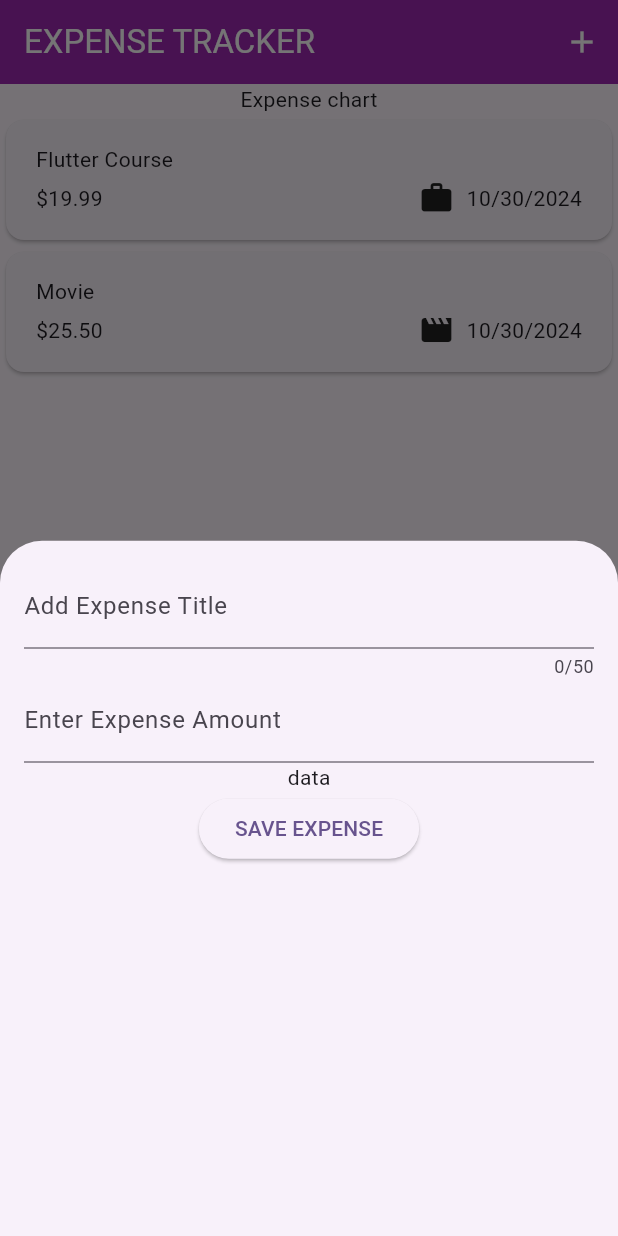
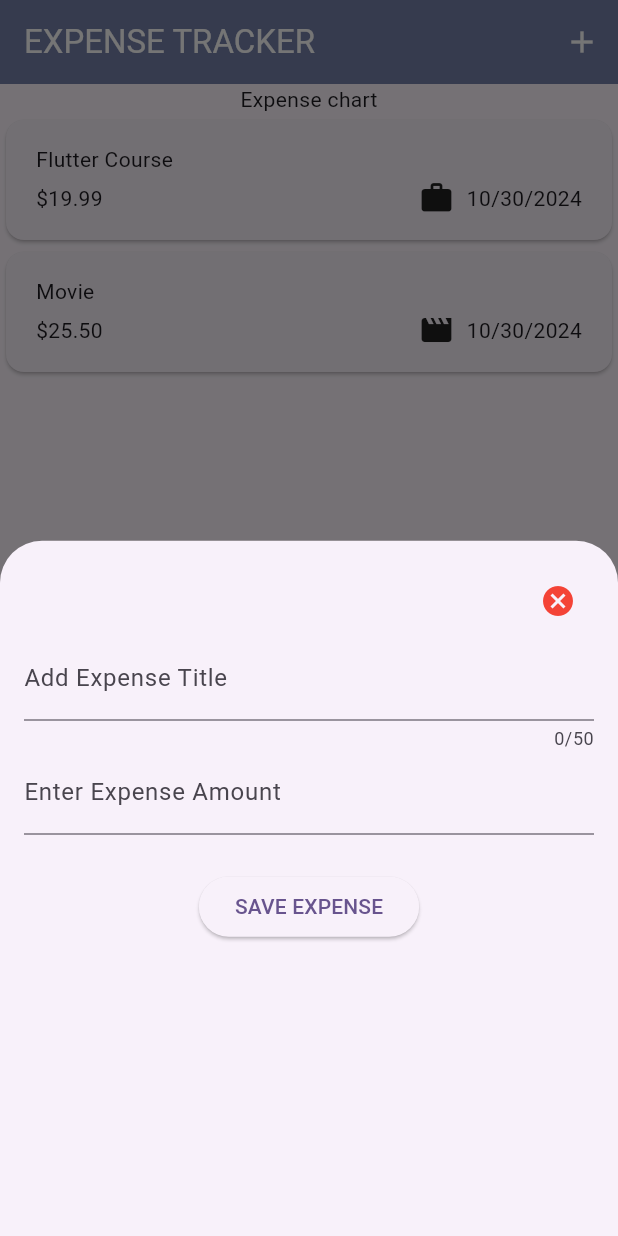
Before and after one commit to imran-ios/ExpenseTracker, a Flutter app: the screen it shows after launch, after a tap on the "add" icon, on a phone screen of 412 x 824 dp. Run offline on Flutter 3.47's test engine with Material 3 defaults, Android fonts, the phone set to English and light mode, and no system bars.

Commit message:
Splash screen added

```diff
--- a/lib/Widgets/expense/add_new_expense.dart
+++ b/lib/Widgets/expense/add_new_expense.dart
@@ -23,6 +23,19 @@ class _AddNewExpenseState extends State<AddNewExpense> {
       padding: const EdgeInsets.all(16.0),
       child: Column(
         children: [
+          Row(
+            children: [
+              Spacer(),
+              IconButton(
+                  onPressed: () {
+                    Navigator.pop(context);
+                  },
+                  icon: const Icon(
+                    Icons.cancel,
+                    color: Colors.red,
+                  ))
+            ],
+          ),
           TextField(
             controller: _expenseTitleController,
             maxLength: 50,
@@ -35,7 +48,9 @@ class _AddNewExpenseState extends State<AddNewExpense> {
               label: Text("Enter Expense Amount"),
             ),
           ),
-          Text('data'),
+          const SizedBox(
+            height: 24,
+          ),
           ElevatedButton(
               onPressed: () {
                 print(_expenseTitleController.text);
--- a/lib/Widgets/expsenses.dart
+++ b/lib/Widgets/expsenses.dart
@@ -37,7 +37,7 @@ class _ExpsensesState extends State<Expsenses> {
           'EXPENSE TRACKER',
           style: TextStyle(color: Colors.white),
         ),
-        backgroundColor: Colors.purple,
+        backgroundColor: const Color(0xff7680AA),
         actions: [
           IconButton(
             onPressed: _openAddExpenseView,
--- /dev/null
+++ b/lib/Widgets/splash_screen.dart
@@ -0,0 +1,39 @@
+import 'dart:async';
+
+import 'package:flutter/material.dart';
+
+import 'expsenses.dart';
+
+class SplashScreen extends StatefulWidget {
+  const SplashScreen({super.key});
+
+  @override
+  State<SplashScreen> createState() => _SplashScreenState();
+}
+
+class _SplashScreenState extends State<SplashScreen> {
+  @override
+  void initState() {
+    super.initState();
+    Timer(const Duration(seconds: 5), () {
+      Navigator.pushReplacement(
+          context, MaterialPageRoute(builder: (context) => const Expsenses()));
+    });
+  }
+
+  @override
+  Widget build(BuildContext context) {
+    return const MaterialApp(
+      debugShowCheckedModeBanner: false,
+      home: Scaffold(
+        body: Center(
+          child: Image(
+            width: 150,
+            height: 150,
+            image: AssetImage('images/expense.png'),
+          ),
+        ),
+      ),
+    );
+  }
+}
--- a/lib/main.dart
+++ b/lib/main.dart
@@ -1,6 +1,5 @@
+import 'package:expense_tracker/Widgets/splash_screen.dart';
 import 'package:flutter/material.dart';
-
-import 'Widgets/expsenses.dart';
 
 void main() {
   runApp(const MyApp());
@@ -17,7 +16,7 @@ class MyApp extends StatelessWidget {
         colorScheme: ColorScheme.fromSeed(seedColor: Colors.deepPurple),
         useMaterial3: true,
       ),
-      home: const Expsenses(),
+      home: const SplashScreen(),
     );
   }
 }
--- a/pubspec.yaml
+++ b/pubspec.yaml
@@ -61,9 +61,8 @@ flutter:
   uses-material-design: true
 
   # To add assets to your application, add an assets section, like this:
-  # assets:
-  #   - images/a_dot_burr.jpeg
-  #   - images/a_dot_ham.jpeg
+  assets:
+    - images/
 
   # An image asset can refer to one or more resolution-specific "variants", see
   # https://flutter.dev/assets-and-images/#resolution-aware
```
Also changed, not shown: images/expense.png (added), 21 other files.
